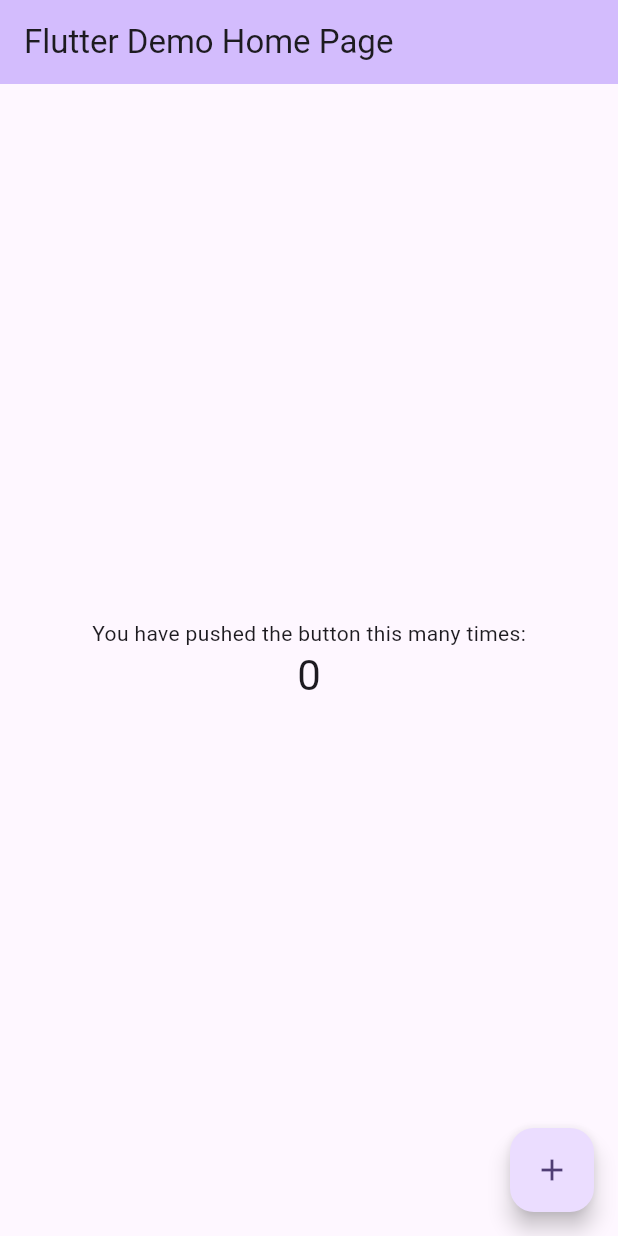
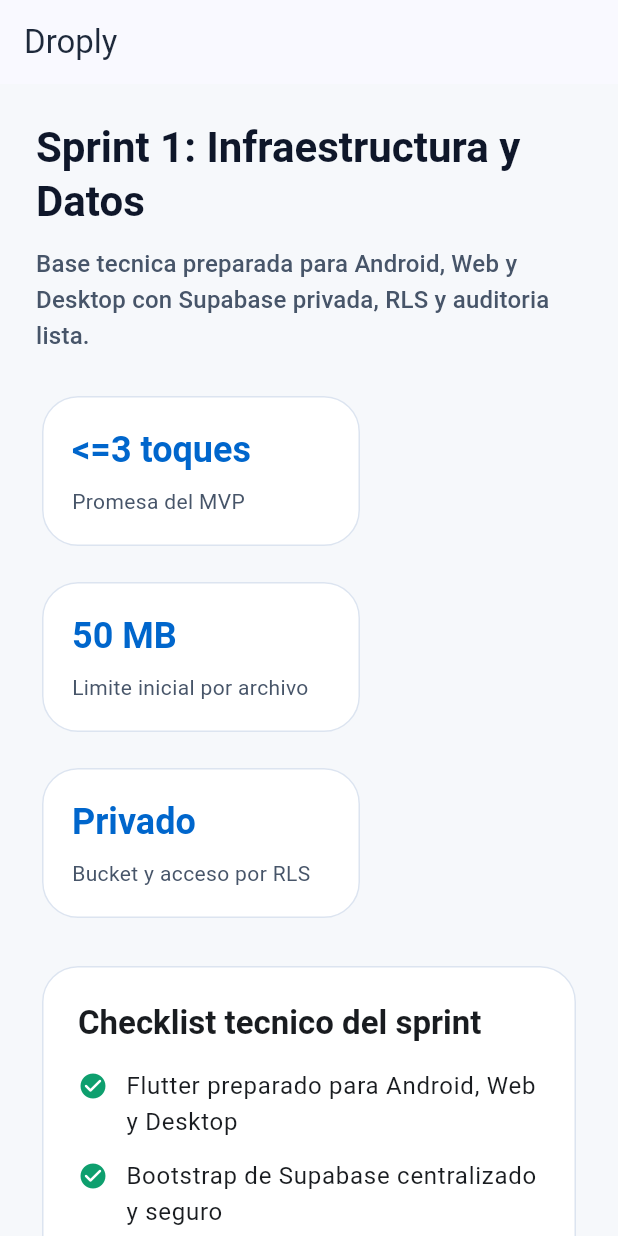
Before and after one commit to Jaumemh/Droply, a Flutter app: the screen it shows after launch, on a phone screen of 412 x 824 dp. Run offline on Flutter 3.47's test engine with Material 3 defaults, Android fonts, the phone set to English and light mode, and no system bars; our stand-ins replace flutter_dotenv, supabase_flutter; accounts and stored records are empty.

Commit message:
Commit Sprint 1

```diff
--- /dev/null
+++ b/droply/lib/app/app.dart
@@ -0,0 +1,39 @@
+import 'package:droply/features/shell/presentation/infrastructure_home_page.dart';
+import 'package:flutter/material.dart';
+
+class DroplyApp extends StatelessWidget {
+  const DroplyApp({super.key});
+
+  @override
+  Widget build(BuildContext context) {
+    final colorScheme = ColorScheme.fromSeed(
+      seedColor: const Color(0xFF0066CC),
+      brightness: Brightness.light,
+    );
+
+    return MaterialApp(
+      title: 'Droply',
+      debugShowCheckedModeBanner: false,
+      theme: ThemeData(
+        useMaterial3: true,
+        colorScheme: colorScheme,
+        scaffoldBackgroundColor: const Color(0xFFF6F8FB),
+        appBarTheme: AppBarTheme(
+          backgroundColor: colorScheme.surface,
+          foregroundColor: const Color(0xFF1E293B),
+          elevation: 0,
+          centerTitle: false,
+        ),
+        cardTheme: CardThemeData(
+          color: Colors.white,
+          elevation: 0,
+          shape: RoundedRectangleBorder(
+            borderRadius: BorderRadius.circular(24),
+            side: const BorderSide(color: Color(0xFFDCE4F0)),
+          ),
+        ),
+      ),
+      home: const InfrastructureHomePage(),
+    );
+  }
+}
--- /dev/null
+++ b/droply/lib/core/config/env.dart
@@ -0,0 +1,51 @@
+import 'package:flutter_dotenv/flutter_dotenv.dart';
+
+class EnvConfig {
+  EnvConfig._();
+
+  static const String _supabaseUrlKey = 'SUPABASE_URL';
+  static const String _supabaseAnonKey = 'SUPABASE_ANON_KEY';
+  static const String _defaultUrl = 'https://your-project-ref.supabase.co';
+  static const String _defaultAnonKey = 'your-anon-key';
+  static const String _supabaseUrlFromDefine =
+      String.fromEnvironment('SUPABASE_URL');
+  static const String _supabaseAnonKeyFromDefine =
+      String.fromEnvironment('SUPABASE_ANON_KEY');
+
+  static Future<void> load() async {
+    if (dotenv.isInitialized) {
+      return;
+    }
+
+    try {
+      await dotenv.load(fileName: '.env');
+    } on Object {
+      await dotenv.load(fileName: '.env.example');
+    }
+  }
+
+  static String? get supabaseUrl => _readOptional(_supabaseUrlKey);
+  static String? get supabaseAnonKey => _readOptional(_supabaseAnonKey);
+  static bool get isSupabaseConfigured =>
+      supabaseUrl != null && supabaseAnonKey != null;
+
+  static String? _readOptional(String key) {
+    final fromDefine =
+        key == _supabaseUrlKey ? _supabaseUrlFromDefine : _supabaseAnonKeyFromDefine;
+    if (fromDefine.isNotEmpty) {
+      return fromDefine;
+    }
+
+    final value = dotenv.maybeGet(key)?.trim();
+    if (value == null || value.isEmpty) {
+      return null;
+    }
+
+    if ((key == _supabaseUrlKey && value == _defaultUrl) ||
+        (key == _supabaseAnonKey && value == _defaultAnonKey)) {
+      return null;
+    }
+
+    return value;
+  }
+}
--- /dev/null
+++ b/droply/lib/features/shell/presentation/infrastructure_home_page.dart
@@ -0,0 +1,229 @@
+import 'package:droply/core/config/env.dart';
+import 'package:flutter/material.dart';
+import 'package:supabase_flutter/supabase_flutter.dart';
+
+class InfrastructureHomePage extends StatelessWidget {
+  const InfrastructureHomePage({super.key});
+
+  @override
+  Widget build(BuildContext context) {
+    final theme = Theme.of(context);
+    final client = _tryGetClient();
+
+    return Scaffold(
+      appBar: AppBar(
+        title: const Text('Droply'),
+      ),
+      body: SafeArea(
+        child: Center(
+          child: ConstrainedBox(
+            constraints: const BoxConstraints(maxWidth: 1040),
+            child: ListView(
+              padding: const EdgeInsets.all(24),
+              children: [
+                Text(
+                  'Sprint 1: Infraestructura y Datos',
+                  style: theme.textTheme.headlineMedium?.copyWith(
+                    color: const Color(0xFF0F172A),
+                    fontWeight: FontWeight.w700,
+                  ),
+                ),
+                const SizedBox(height: 12),
+                Text(
+                  'Base tecnica preparada para Android, Web y Desktop con Supabase privada, RLS y auditoria lista.',
+                  style: theme.textTheme.titleMedium?.copyWith(
+                    color: const Color(0xFF475569),
+                  ),
+                ),
+                const SizedBox(height: 24),
+                Wrap(
+                  spacing: 16,
+                  runSpacing: 16,
+                  children: const [
+                    _MetricCard(title: '<=3 toques', subtitle: 'Promesa del MVP'),
+                    _MetricCard(title: '50 MB', subtitle: 'Limite inicial por archivo'),
+                    _MetricCard(title: 'Privado', subtitle: 'Bucket y acceso por RLS'),
+                  ],
+                ),
+                const SizedBox(height: 24),
+                Card(
+                  child: Padding(
+                    padding: const EdgeInsets.all(24),
+                    child: Column(
+                      crossAxisAlignment: CrossAxisAlignment.start,
+                      children: [
+                        Text(
+                          'Checklist tecnico del sprint',
+                          style: theme.textTheme.titleLarge?.copyWith(
+                            fontWeight: FontWeight.w700,
+                          ),
+                        ),
+                        const SizedBox(height: 16),
+                        const _CheckRow('Flutter preparado para Android, Web y Desktop'),
+                        const _CheckRow('Bootstrap de Supabase centralizado y seguro'),
+                        const _CheckRow('SQL inicial con tablas users, folders, files, shares y events'),
+                        const _CheckRow('RLS activado y alineado por owner_id'),
+                        const _CheckRow('Bucket privado droply-files con acceso por prefijo'),
+                        const _CheckRow('Auditoria lista para UPLOAD, DOWNLOAD y PREVIEW'),
+                      ],
+                    ),
+                  ),
+                ),
+                const SizedBox(height: 16),
+                Card(
+                  child: Padding(
+                    padding: const EdgeInsets.all(24),
+                    child: Column(
+                      crossAxisAlignment: CrossAxisAlignment.start,
+                      children: [
+                        Text(
+                          'Estado de conexion base',
+                          style: theme.textTheme.titleLarge?.copyWith(
+                            fontWeight: FontWeight.w700,
+                          ),
+                        ),
+                        const SizedBox(height: 16),
+                        _StatusTile(
+                          label: 'Supabase URL',
+                          value: EnvConfig.supabaseUrl ?? 'Pendiente de configurar',
+                        ),
+                        _StatusTile(
+                          label: 'Estado backend',
+                          value: client == null ? 'Pendiente' : 'Inicializado',
+                        ),
+                        const _StatusTile(
+                          label: 'Siguiente sprint',
+                          value: 'Auth UI + CRUD inicial de archivos',
+                        ),
+                      ],
+                    ),
+                  ),
+                ),
+              ],
+            ),
+          ),
+        ),
+      ),
+    );
+  }
+
+  SupabaseClient? _tryGetClient() {
+    try {
+      return Supabase.instance.client;
+    } on Object {
+      return null;
+    }
+  }
+}
+
+class _MetricCard extends StatelessWidget {
+  const _MetricCard({
+    required this.title,
+    required this.subtitle,
+  });
+
+  final String title;
+  final String subtitle;
+
+  @override
+  Widget build(BuildContext context) {
+    return SizedBox(
+      width: 220,
+      child: Card(
+        child: Padding(
+          padding: const EdgeInsets.all(20),
+          child: Column(
+            crossAxisAlignment: CrossAxisAlignment.start,
+            children: [
+              Text(
+                title,
+                style: Theme.of(context).textTheme.headlineSmall?.copyWith(
+                      fontWeight: FontWeight.w700,
+                      color: const Color(0xFF0066CC),
+                    ),
+              ),
+              const SizedBox(height: 8),
+              Text(
+                subtitle,
+                style: Theme.of(context).textTheme.bodyMedium?.copyWith(
+                      color: const Color(0xFF475569),
+                    ),
+              ),
+            ],
+          ),
+        ),
+      ),
+    );
+  }
+}
+
+class _CheckRow extends StatelessWidget {
+  const _CheckRow(this.label);
+
+  final String label;
+
+  @override
+  Widget build(BuildContext context) {
+    return Padding(
+      padding: const EdgeInsets.only(bottom: 12),
+      child: Row(
+        crossAxisAlignment: CrossAxisAlignment.start,
+        children: [
+          const Padding(
+            padding: EdgeInsets.only(top: 2),
+            child: Icon(
+              Icons.check_circle_rounded,
+              color: Color(0xFF0E9F6E),
+              size: 20,
+            ),
+          ),
+          const SizedBox(width: 12),
+          Expanded(
+            child: Text(
+              label,
+              style: Theme.of(context).textTheme.bodyLarge,
+            ),
+          ),
+        ],
+      ),
+    );
+  }
+}
+
+class _StatusTile extends StatelessWidget {
+  const _StatusTile({
+    required this.label,
+    required this.value,
+  });
+
+  final String label;
+  final String value;
+
+  @override
+  Widget build(BuildContext context) {
+    return Padding(
+      padding: const EdgeInsets.only(bottom: 12),
+      child: Row(
+        children: [
+          SizedBox(
+            width: 170,
+            child: Text(
+              label,
+              style: Theme.of(context).textTheme.bodyMedium?.copyWith(
+                    color: const Color(0xFF64748B),
+                  ),
+            ),
+          ),
+          Expanded(
+            child: Text(
+              value,
+              style: Theme.of(context).textTheme.bodyLarge?.copyWith(
+                    fontWeight: FontWeight.w600,
+                  ),
+            ),
+          ),
+        ],
+      ),
+    );
+  }
+}
--- a/droply/lib/main.dart
+++ b/droply/lib/main.dart
@@ -1,122 +1,10 @@
-import 'package:flutter/material.dart';
+import 'package:flutter/widgets.dart';
 
-void main() {
-  runApp(const MyApp());
+import 'app/app.dart';
+import 'core/config/supabase_config.dart';
+
+Future<void> main() async {
+  WidgetsFlutterBinding.ensureInitialized();
+  await SupabaseConfig.initialize();
+  runApp(const DroplyApp());
 }
-
-class MyApp extends StatelessWidget {
-  const MyApp({super.key});
-
-  // This widget is the root of your application.
-  @override
-  Widget build(BuildContext context) {
-    return MaterialApp(
-      title: 'Flutter Demo',
-      theme: ThemeData(
-        // This is the theme of your application.
-        //
-        // TRY THIS: Try running your application with "flutter run". You'll see
-        // the application has a purple toolbar. Then, without quitting the app,
-        // try changing the seedColor in the colorScheme below to Colors.green
-        // and then invoke "hot reload" (save your changes or press the "hot
-        // reload" button in a Flutter-supported IDE, or press "r" if you used
-        // the command line to start the app).
-        //
-        // Notice that the counter didn't reset back to zero; the application
-        // state is not lost during the reload. To reset the state, use hot
-        // restart instead.
-        //
-        // This works for code too, not just values: Most code changes can be
-        // tested with just a hot reload.
-        colorScheme: .fromSeed(seedColor: Colors.deepPurple),
-      ),
-      home: const MyHomePage(title: 'Flutter Demo Home Page'),
-    );
-  }
-}
-
-class MyHomePage extends StatefulWidget {
-  const MyHomePage({super.key, required this.title});
-
-  // This widget is the home page of your application. It is stateful, meaning
-  // that it has a State object (defined below) that contains fields that affect
-  // how it looks.
-
-  // This class is the configuration for the state. It holds the values (in this
-  // case the title) provided by the parent (in this case the App widget) and
-  // used by the build method of the State. Fields in a Widget subclass are
-  // always marked "final".
-
-  final String title;
-
-  @override
-  State<MyHomePage> createState() => _MyHomePageState();
-}
-
-class _MyHomePageState extends State<MyHomePage> {
-  int _counter = 0;
-
-  void _incrementCounter() {
-    setState(() {
-      // This call to setState tells the Flutter framework that something has
-      // changed in this State, which causes it to rerun the build method below
-      // so that the display can reflect the updated values. If we changed
-      // _counter without calling setState(), then the build method would not be
-      // called again, and so nothing would appear to happen.
-      _counter++;
-    });
-  }
-
-  @override
-  Widget build(BuildContext context) {
-    // This method is rerun every time setState is called, for instance as done
-    // by the _incrementCounter method above.
-    //
-    // The Flutter framework has been optimized to make rerunning build methods
-    // fast, so that you can just rebuild anything that needs updating rather
-    // than having to individually change instances of widgets.
-    return Scaffold(
-      appBar: AppBar(
-        // TRY THIS: Try changing the color here to a specific color (to
-        // Colors.amber, perhaps?) and trigger a hot reload to see the AppBar
-        // change color while the other colors stay the same.
-        backgroundColor: Theme.of(context).colorScheme.inversePrimary,
-        // Here we take the value from the MyHomePage object that was created by
-        // the App.build method, and use it to set our appbar title.
-        title: Text(widget.title),
-      ),
-      body: Center(
-        // Center is a layout widget. It takes a single child and positions it
-        // in the middle of the parent.
-        child: Column(
-          // Column is also a layout widget. It takes a list of children and
-          // arranges them vertically. By default, it sizes itself to fit its
-          // children horizontally, and tries to be as tall as its parent.
-          //
-          // Column has various properties to control how it sizes itself and
-          // how it positions its children. Here we use mainAxisAlignment to
-          // center the children vertically; the main axis here is the vertical
-          // axis because Columns are vertical (the cross axis would be
-          // horizontal).
-          //
-          // TRY THIS: Invoke "debug painting" (choose the "Toggle Debug Paint"
-          // action in the IDE, or press "p" in the console), to see the
-          // wireframe for each widget.
-          mainAxisAlignment: .center,
-          children: [
-            const Text('You have pushed the button this many times:'),
-            Text(
-              '$_counter',
-              style: Theme.of(context).textTheme.headlineMedium,
-            ),
-          ],
-        ),
-      ),
-      floatingActionButton: FloatingActionButton(
-        onPressed: _incrementCounter,
-        tooltip: 'Increment',
-        child: const Icon(Icons.add),
-      ),
-    );
-  }
-}
```
Also changed, not shown: droply/lib/core/config/supabase_config.dart (added, +31 -0 lines), droply/pubspec.yaml (+6 -1 lines), droply/pubspec.lock, 6 other files.
